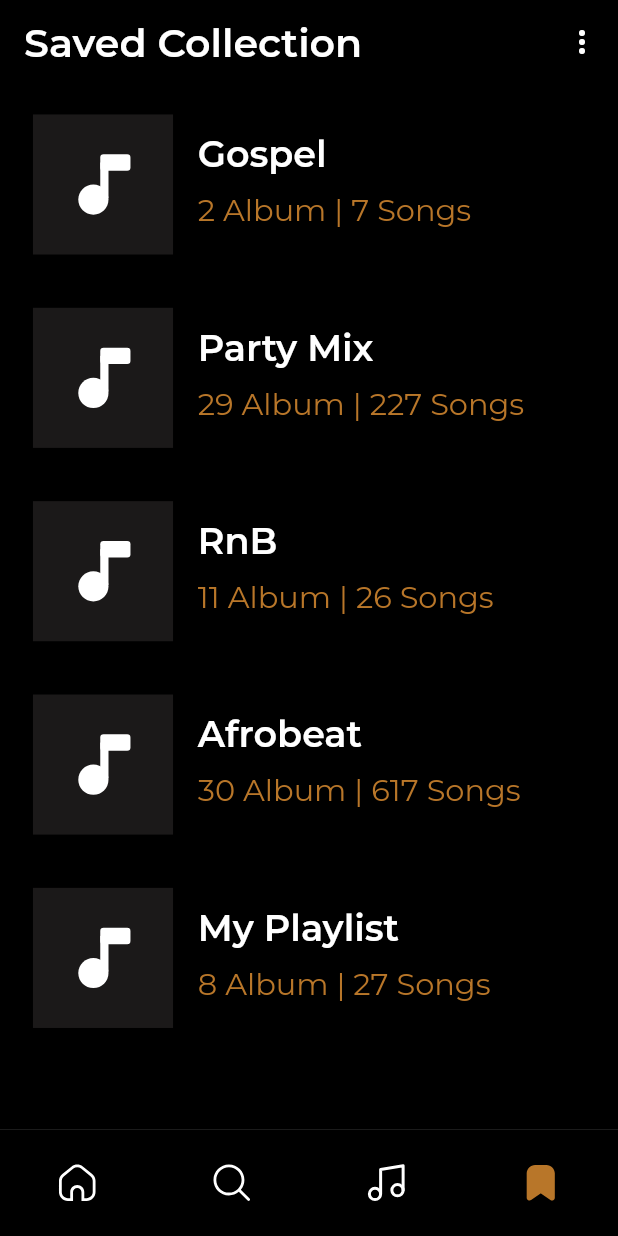
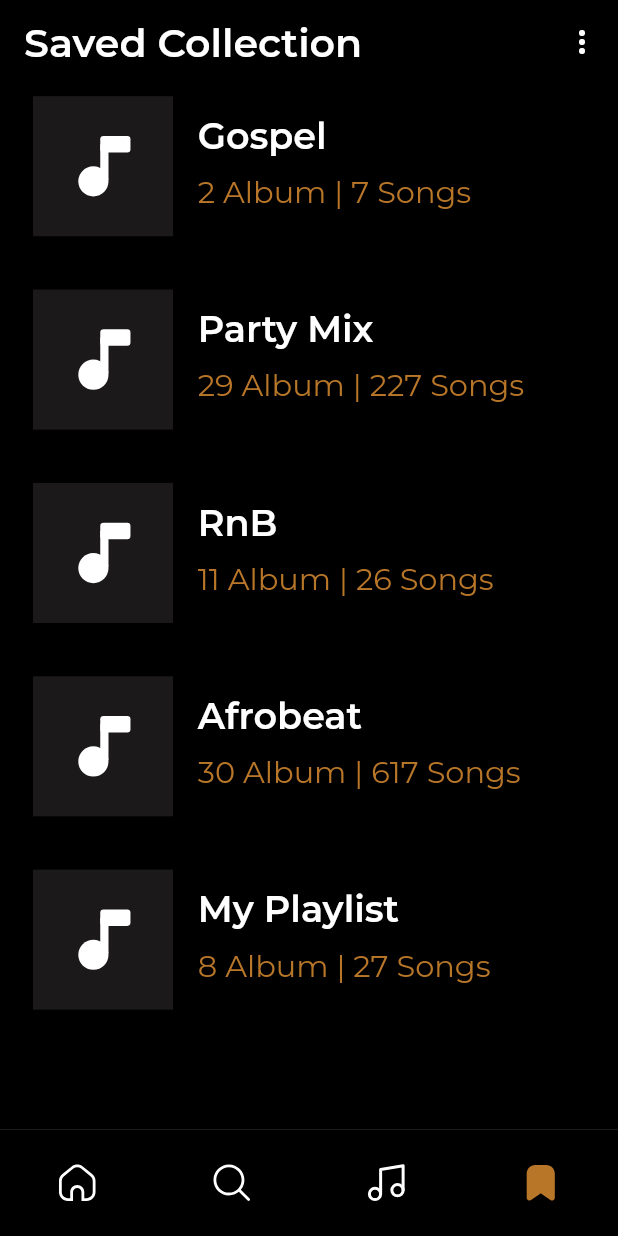
Before and after one commit to bukunmialuko/FlutterMusicAppUI, a Flutter app: the screen it shows after launch, item 4 of the bottom bar chosen, on a phone screen of 412 x 824 dp. Run offline on Flutter 3.47's test engine with Material 2 defaults, Android fonts, the phone set to English and light mode, and no system bars; our stand-ins replace flutter_screenutil, flutter_svg, get_it, google_fonts.

Commit message:
UI Improvements

```diff
--- a/lib/res/assets.dart
+++ b/lib/res/assets.dart
@@ -33,4 +33,5 @@ class Assets {
 
   static const SEARCH = "assets/svg/search.svg";
   static const CLOSE = "assets/svg/close.svg";
+  static const BACK = "assets/svg/back.svg";
 }
--- a/lib/screens/bookmark/bookmark_screen.dart
+++ b/lib/screens/bookmark/bookmark_screen.dart
@@ -55,7 +55,7 @@ class _BookMarkScreenState extends State<BookMarkScreen> {
             ]),
         backgroundColor: Colors.black,
         body: ListView.separated(
-          padding: EdgeInsets.only(left: 20.w, right: 16.w, top: 20.h),
+          padding: EdgeInsets.only(left: 20.w, right: 16.w, top: 8.h),
           physics: const BouncingScrollPhysics(
               parent: AlwaysScrollableScrollPhysics()),
           itemBuilder: (c, i) {
```
Also changed, not shown: lib/screens/playlist/playlist_screen.dart (+13 -1 lines), lib/screens/search/search_screen.dart (+12 -0 lines), assets/svg/back.svg (added), 1 other file.
